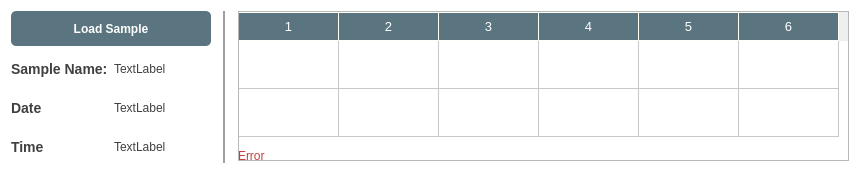
Before: the Qt Designer form uiFiles/test.ui in DORSA-co/Paticle_Size_Analyser, drawn with Qt 5.
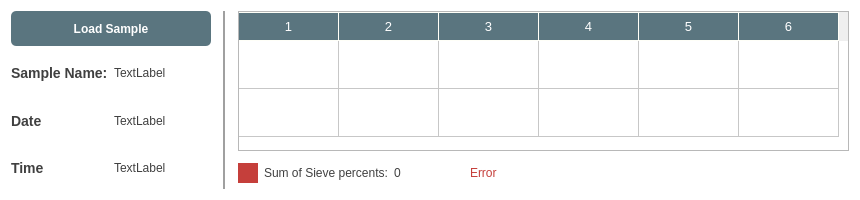
After: the same form once the commit is applied. Icons and pictures are not drawn.

Commit message: test wstd added, single report page modify, check standard for load sample in verification

Patch:
```diff
--- a/uiFiles/test.ui
+++ b/uiFiles/test.ui
@@ -10,7 +10,7 @@
     <x>0</x>
     <y>0</y>
     <width>860</width>
-    <height>174</height>
+    <height>200</height>
    </rect>
   </property>
   <property name="minimumSize">
@@ -342,10 +342,16 @@
     <layout class="QVBoxLayout" name="verticalLayout_2">
      <item>
       <widget class="QTableWidget" name="table">
+       <property name="sizePolicy">
+        <sizepolicy hsizetype="Expanding" vsizetype="Maximum">
+         <horstretch>0</horstretch>
+         <verstretch>0</verstretch>
+        </sizepolicy>
+       </property>
        <property name="minimumSize">
         <size>
          <width>0</width>
-         <height>150</height>
+         <height>140</height>
         </size>
        </property>
        <property name="maximumSize">
@@ -386,14 +392,112 @@
       </widget>
      </item>
      <item>
-      <widget class="QLabel" name="error_lbl">
-       <property name="styleSheet">
-        <string notr="true">color: rgb(197, 63, 59)</string>
+      <layout class="QHBoxLayout" name="horizontalLayout_3">
+       <property name="topMargin">
+        <number>0</number>
        </property>
-       <property name="text">
-        <string>Error</string>
-       </property>
-      </widget>
+       <item>
+        <widget class="QLabel" name="warning_lamp">
+         <property name="minimumSize">
+          <size>
+           <width>20</width>
+           <height>20</height>
+          </size>
+         </property>
+         <property name="maximumSize">
+          <size>
+           <width>20</width>
+           <height>20</height>
+          </size>
+         </property>
+         <property name="styleSheet">
+          <string notr="true">background-color: rgb(197, 63, 59);
+
+</string>
+         </property>
+         <property name="text">
+          <string/>
+         </property>
+        </widget>
+       </item>
+       <item>
+        <widget class="QLabel" name="label_4">
+         <property name="sizePolicy">
+          <sizepolicy hsizetype="Fixed" vsizetype="Preferred">
+           <horstretch>0</horstretch>
+           <verstretch>0</verstretch>
+          </sizepolicy>
+         </property>
+         <property name="text">
+          <string>Sum of Sieve percents:</string>
+         </property>
+        </widget>
+       </item>
+       <item>
+        <widget class="QLabel" name="sum_percents_lbl">
+         <property name="minimumSize">
+          <size>
+           <width>40</width>
+           <height>0</height>
+          </size>
+         </property>
+         <property name="maximumSize">
+          <size>
+           <width>16777215</width>
+           <height>16777215</height>
+          </size>
+         </property>
+         <property name="text">
+          <string>0</string>
+         </property>
+         <property name="textFormat">
+          <enum>Qt::RichText</enum>
+         </property>
+         <property name="scaledContents">
+          <bool>false</bool>
+         </property>
+        </widget>
+       </item>
+       <item>
+        <spacer name="horizontalSpacer">
+         <property name="orientation">
+          <enum>Qt::Horizontal</enum>
+         </property>
+         <property name="sizeType">
+          <enum>QSizePolicy::Fixed</enum>
+         </property>
+         <property name="sizeHint" stdset="0">
+          <size>
+           <width>30</width>
+           <height>20</height>
+          </size>
+         </property>
+        </spacer>
+       </item>
+       <item>
+        <widget class="QLabel" name="error_lbl">
+         <property name="styleSheet">
+          <string notr="true">color: rgb(197, 63, 59)</string>
+         </property>
+         <property name="text">
+          <string>Error</string>
+         </property>
+        </widget>
+       </item>
+       <item>
+        <spacer name="horizontalSpacer_2">
+         <property name="orientation">
+          <enum>Qt::Horizontal</enum>
+         </property>
+         <property name="sizeHint" stdset="0">
+          <size>
+           <width>40</width>
+           <height>20</height>
+          </size>
+         </property>
+        </spacer>
+       </item>
+      </layout>
      </item>
     </layout>
    </item>
```
The commit also changes 7 other files.
